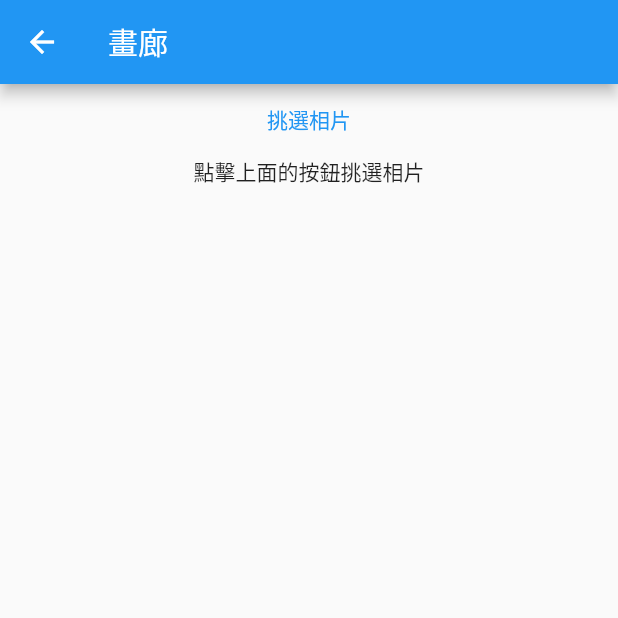
After one commit to tpps89305/flutter_playground, a Flutter app: the GridViewPage screen opened by its route, after a tap on "挑選相片", on a phone screen of 412 x 824 dp, the top half of it. The commit adds this screen. Run offline on Flutter 3.47's test engine with Material 2 defaults, Android fonts, the phone set to English and light mode, and no system bars; our stand-ins replace fluttertoast, image_picker, numberpicker, photo_view; missing offline and left inert: wechat_assets_picker.

Commit message:
Add grid view page

```diff
--- a/lib/constants/constants.dart
+++ b/lib/constants/constants.dart
@@ -16,6 +16,7 @@ class Constants {
     list.add(ContentItem("圖片瀏覽", route: NavigationRoutes.imageBrowserPage));
     list.add(ContentItem("相簿", route: NavigationRoutes.galleryPage));
     list.add(ContentItem("選取相片", route: NavigationRoutes.imagePickerPage));
+    list.add(ContentItem("畫廊", route: NavigationRoutes.gridViewPage));
     return list;
   }
 
--- a/lib/constants/navigation_routes.dart
+++ b/lib/constants/navigation_routes.dart
@@ -10,4 +10,5 @@ class NavigationRoutes {
   static const String imageBrowserPage = "imageBrowser";
   static const String galleryPage = "gallery";
   static const String imagePickerPage = "imagePicker";
+  static const String gridViewPage = "gridView";
 }
--- /dev/null
+++ b/lib/constants/wechat_assets_picker_config.dart
@@ -0,0 +1,73 @@
+import 'package:wechat_assets_picker/wechat_assets_picker.dart';
+
+class ChineseTranditionalAssetsPickerTextDelegate
+    extends AssetsPickerTextDelegate {
+  /// Confirm string for the confirm button.
+  @override
+  String get confirm => '確認';
+
+  /// Cancel string for back button.
+  @override
+  String get cancel => '取消';
+
+  /// Edit string for edit button.
+  @override
+  String get edit => '編輯';
+
+  /// GIF indicator string.
+  @override
+  String get gifIndicator => 'GIF';
+
+  /// HEIC failed string.
+  @override
+  String get heicNotSupported => '尚未支援HEIC類型資源';
+
+  /// Load failed string for item.
+  @override
+  String get loadFailed => '讀取失敗';
+
+  /// Original string for original selection.
+  @override
+  String get original => '原圖';
+
+  /// Preview string for preview button.
+  @override
+  String get preview => '預覽';
+
+  /// Select string for select button.
+  @override
+  String get select => '選擇';
+
+  /// Empty list string for empty asset list.
+  @override
+  String get emptyList => '列表為空';
+
+  /// Un-supported asset type string for assets that
+  /// belongs to [AssetType.other].
+  @override
+  String get unSupportedAssetType => '尚未支援的資源類型';
+
+  /// "Unable to access all assets in album".
+  @override
+  String get unableToAccessAll => '無法存取所有資源';
+
+  @override
+  String get viewingLimitedAssetsTip => '本應用程式只能存取部分資源和相簿';
+
+  @override
+  String get changeAccessibleLimitedAssets => '設定可存取的資源';
+
+  @override
+  String get accessAllTip => '您已設定本應用程式只能存取本機部分資源，'
+      '建議允許存取「所有資源」';
+
+  @override
+  String get goToSystemSettings => '前往系統設定';
+
+  /// "Continue accessing some assets".
+  @override
+  String get accessLimitedAssets => '繼續存取部分資源';
+
+  @override
+  String get accessiblePathName => '可存取的資源';
+}
--- a/lib/main.dart
+++ b/lib/main.dart
@@ -4,6 +4,7 @@ import 'package:flutter_playground/page/checkbox_list_page.dart';
 import 'package:flutter_playground/page/contents_page.dart';
 import 'package:flutter_playground/page/dropdown_button_page.dart';
 import 'package:flutter_playground/page/gallery_page.dart';
+import 'package:flutter_playground/page/grid_view_page.dart';
 import 'package:flutter_playground/page/image_browser_page.dart';
 import 'package:flutter_playground/constants/navigation_routes.dart';
 import 'package:flutter_playground/page/image_picker_page.dart';
@@ -33,7 +34,8 @@ class MyApp extends StatelessWidget {
     NavigationRoutes.checkboxesListPage: (context) => const CheckboxListPage(),
     NavigationRoutes.imageBrowserPage: (context) => const ImageBrowserPage(),
     NavigationRoutes.galleryPage: (context) => const GalleryPage(),
-    NavigationRoutes.imagePickerPage: (context) => const ImagePickerPage()
+    NavigationRoutes.imagePickerPage: (context) => const ImagePickerPage(),
+    NavigationRoutes.gridViewPage: (context) => const GridViewPage()
   };
 
   @override
--- /dev/null
+++ b/lib/page/grid_view_page.dart
@@ -0,0 +1,75 @@
+import 'dart:developer';
+
+import 'package:flutter/material.dart';
+import 'package:flutter_playground/constants/wechat_assets_picker_config.dart';
+import 'package:wechat_assets_picker/wechat_assets_picker.dart';
+
+class GridViewPage extends StatelessWidget {
+  const GridViewPage({Key? key}) : super(key: key);
+
+  @override
+  Widget build(BuildContext context) {
+    final wrapper = _MultiImagePickerWrapper(
+        globalKey: GlobalKey<_MultiImagePickerWrapperState>());
+
+    final _buttonPicker = TextButton(
+        onPressed: () {
+          wrapper.selectImages();
+        },
+        child: const Text("挑選相片"));
+
+    return Scaffold(
+      appBar: AppBar(title: const Text("畫廊")),
+      body: Center(
+          child: Column(
+        children: [_buttonPicker, wrapper],
+      )),
+    );
+  }
+}
+
+class _MultiImagePickerWrapper extends StatefulWidget {
+  final GlobalKey<_MultiImagePickerWrapperState> globalKey;
+  const _MultiImagePickerWrapper({required this.globalKey})
+      : super(key: globalKey);
+
+  @override
+  _MultiImagePickerWrapperState createState() =>
+      _MultiImagePickerWrapperState();
+
+  selectImages() => globalKey.currentState?.selectImages();
+}
+
+class _MultiImagePickerWrapperState extends State<_MultiImagePickerWrapper> {
+  List<AssetEntity> _assets = [];
+  @override
+  Widget build(BuildContext context) {
+    if (_assets.isEmpty) {
+      return const Text("點擊上面的按鈕挑選相片");
+    }
+    return Expanded(
+      child: GridView.count(
+          crossAxisCount: 2,
+          padding: const EdgeInsets.all(20.0),
+          crossAxisSpacing: 20,
+          mainAxisSpacing: 20,
+          physics: const BouncingScrollPhysics(),
+          children: List.generate(_assets.length, (index) {
+            return Image(
+                image: AssetEntityImageProvider(_assets[index],
+                    isOriginal: false));
+          })),
+    );
+  }
+
+  Future<void> selectImages() async {
+    final List<AssetEntity>? assets = await AssetPicker.pickAssets(
+      context,
+      textDelegate: ChineseTranditionalAssetsPickerTextDelegate(),
+    );
+    setState(() {
+      _assets = assets ?? [];
+    });
+    log(assets.toString());
+  }
+}
--- a/lib/page/text_field_page.dart
+++ b/lib/page/text_field_page.dart
@@ -40,7 +40,7 @@ class TextFieldPage extends StatelessWidget {
 class _NameWidget extends StatefulWidget {
   final GlobalKey<_NameWidgetState> _key;
 
-  _NameWidget(this._key) : super(key: _key);
+  const _NameWidget(this._key) : super(key: _key);
 
   @override
   State<StatefulWidget> createState() => _NameWidgetState();
--- a/pubspec.yaml
+++ b/pubspec.yaml
@@ -33,6 +33,7 @@ dependencies:
   numberpicker:
   photo_view:
   image_picker:
+  wechat_assets_picker:
 
   # The following adds the Cupertino Icons font to your application.
   # Use with the CupertinoIcons class for iOS style icons.
```
Also changed, not shown: pubspec.lock, 3 other files.
